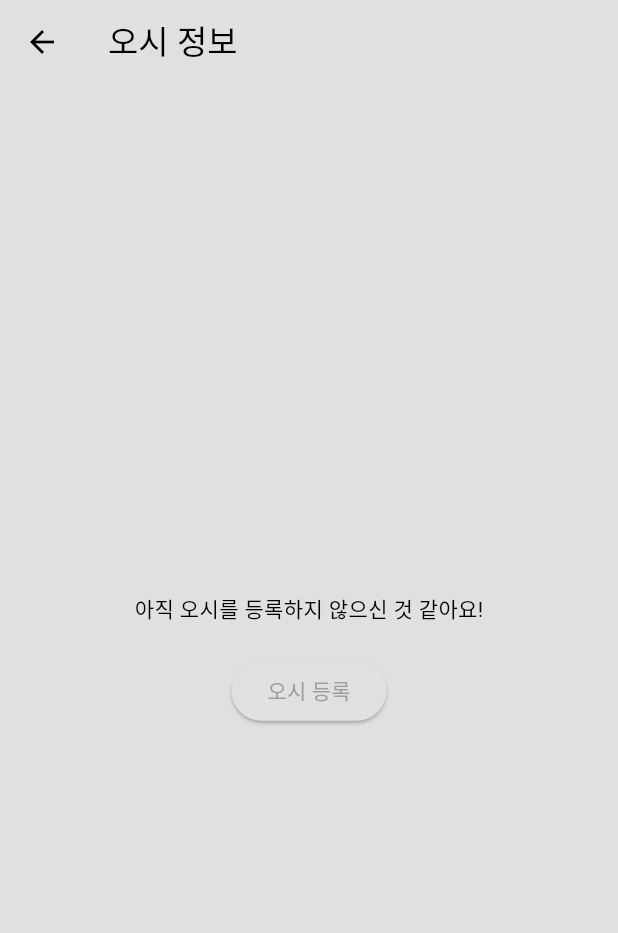
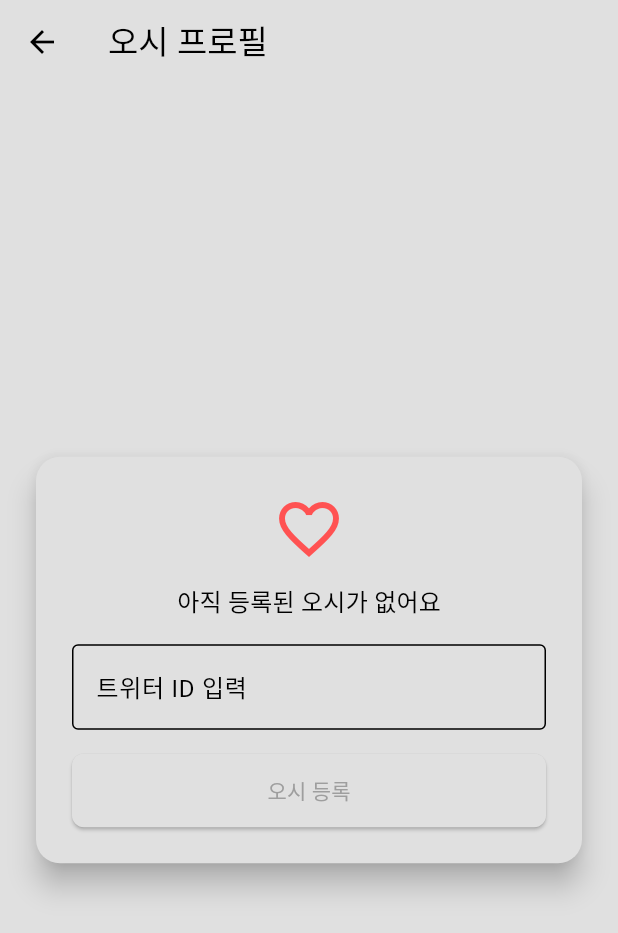
Before and after one commit to Oshinavi/Oshinavi_Client, a Flutter app: the OshiProfilePage screen opened directly, on a phone screen of 412 x 824 dp. Shown: the top 933 px of the screen. Run offline on Flutter 3.47's test engine with Material 3 defaults, Android fonts, the phone set to English and light mode, and no system bars; our stand-ins replace flutter_secure_storage; missing offline and left inert: flutter_inappwebview, flutter_neat_and_clean_calendar, sticky_infinite_list_plus; accounts and stored records are empty; network calls fail.

Commit message:
Update oshi_profile_page.dart UI

```diff
--- a/lib/pages/oshi_profile_page.dart
+++ b/lib/pages/oshi_profile_page.dart
@@ -1,9 +1,8 @@
 import 'package:flutter/material.dart';
+import 'package:provider/provider.dart';
 import 'package:mediaproject/components/bio_box.dart';
-import 'package:mediaproject/pages/oshi_register_page.dart';
 import 'package:mediaproject/services/databases/database_provider.dart';
 import 'package:mediaproject/services/oshi_service.dart';
-import 'package:provider/provider.dart';
 
 class OshiProfilePage extends StatefulWidget {
   const OshiProfilePage({super.key});
@@ -17,24 +16,52 @@ class _OshiProfilePageState extends State<OshiProfilePage> {
   bool _isLoading = true;
   bool _initialized = false;
 
+  // 등록용 컨트롤러 & 로딩 플래그
+  final TextEditingController _registerController = TextEditingController();
+  bool _isRegistering = false;
+
   @override
   void didChangeDependencies() {
     super.didChangeDependencies();
     if (!_initialized) {
       _initialized = true;
-      Future.microtask(() => loadOshi());
+      Future.microtask(loadOshi);
     }
   }
 
   Future<void> loadOshi() async {
-    setState(() => _isLoading = true);
+    setState(() {
+      _isLoading = true;
+    });
     final result = await OshiService().getOshi();
-
-    if (mounted) {
+    if (!mounted) return;
     setState(() {
       _isLoading = false;
       oshi = result.containsKey('error') ? null : result;
     });
+  }
+
+  Future<void> _registerOshi() async {
+    final inputId = _registerController.text.trim();
+    if (inputId.isEmpty) return;
+
+    setState(() {
+      _isRegistering = true;
+    });
+    final result = await OshiService().registerOshi(inputId);
+    setState(() {
+      _isRegistering = false;
+    });
+
+    if (result.containsKey('error')) {
+      ScaffoldMessenger.of(context).showSnackBar(
+        const SnackBar(content: Text("존재하지 않는 ID입니다. 다시 한 번 확인해 주세요")),
+      );
+    } else {
+      ScaffoldMessenger.of(context).showSnackBar(
+        const SnackBar(content: Text("최애 등록에 성공했어요!")),
+      );
+      await loadOshi();
     }
   }
 
@@ -46,47 +73,81 @@ class _OshiProfilePageState extends State<OshiProfilePage> {
   @override
   Widget build(BuildContext context) {
     final theme = Theme.of(context);
-    final oshiProvider = Provider.of<DatabaseProvider>(context, listen: false);
 
+    // 1) 로딩 중
     if (_isLoading) {
       return const Scaffold(
         body: Center(child: CircularProgressIndicator()),
       );
     }
 
+    // 2) 등록된 오시가 없을 때 → 인라인 입력 UI
     if (oshi == null) {
       return Scaffold(
-        appBar: AppBar(title: const Text("오시 정보")),
+        appBar: AppBar(title: const Text("오시 프로필")),
         body: Center(
+          child: Card(
+            elevation: 8,
+            shape: RoundedRectangleBorder(
+              borderRadius: BorderRadius.circular(16),
+            ),
+            margin: const EdgeInsets.symmetric(horizontal: 24),
+            child: Padding(
+              padding: const EdgeInsets.all(24.0),
               child: Column(
                 mainAxisSize: MainAxisSize.min,
                 children: [
-              const Text("아직 오시를 등록하지 않으신 것 같아요!"),
-              const SizedBox(height: 20),
-              ElevatedButton(
-                onPressed: () {
-                  Navigator.of(context).pushReplacement(
-                    MaterialPageRoute(builder: (_) => const OshiRegisterPage()),
-                  );
-                },
-                child: const Text("오시 등록"),
+                  const Icon(Icons.favorite_border, size: 48, color: Colors.redAccent),
+                  const SizedBox(height: 12),
+                  Text("아직 등록된 오시가 없어요", style: theme.textTheme.titleMedium),
+                  const SizedBox(height: 16),
+                  TextField(
+                    controller: _registerController,
+                    decoration: const InputDecoration(
+                      labelText: "트위터 ID 입력",
+                      hintText: "예: my_favorite_id",
+                      border: OutlineInputBorder(),
+                    ),
+                  ),
+                  const SizedBox(height: 16),
+                  SizedBox(
+                    width: double.infinity,
+                    child: ElevatedButton(
+                      onPressed: _isRegistering ? null : _registerOshi,
+                      style: ElevatedButton.styleFrom(
+                        shape: RoundedRectangleBorder(
+                          borderRadius: BorderRadius.circular(8),
+                        ),
+                        padding: const EdgeInsets.symmetric(vertical: 14),
+                      ),
+                      child: _isRegistering
+                          ? const SizedBox(
+                        height: 20,
+                        width: 20,
+                        child: CircularProgressIndicator(strokeWidth: 2, color: Colors.white),
+                      )
+                          : const Text("오시 등록"),
+                    ),
                   ),
                 ],
+              ),
+            ),
           ),
         ),
       );
     }
 
+    // 3) 등록된 오시가 있을 때 → 프로필 화면
     return FutureBuilder(
-      future: oshiProvider.getUserProfile(oshi!["oshi_tweet_id"]),
+      future: Provider.of<DatabaseProvider>(context, listen: false)
+          .getUserProfile(oshi!["oshi_tweet_id"]),
       builder: (context, snapshot) {
         if (snapshot.connectionState == ConnectionState.waiting) {
           return const Scaffold(body: Center(child: CircularProgressIndicator()));
         }
-
         if (!snapshot.hasData || snapshot.data == null) {
           return Scaffold(
-            appBar: AppBar(title: const Text("오시 정보")),
+            appBar: AppBar(title: const Text("오시 프로필")),
             body: const Center(child: Text("오시 정보를 불러오는 데 실패했습니다.")),
           );
         }
@@ -117,13 +178,11 @@ class _OshiProfilePageState extends State<OshiProfilePage> {
                           ? Image.network(
                         bannerUrl,
                         fit: BoxFit.cover,
-                        errorBuilder: (_, __, ___) => Container(
-                          color: theme.colorScheme.surfaceVariant,
-                        ),
+                        errorBuilder: (_, __, ___) =>
+                            Container(color: theme.colorScheme.surfaceVariant),
                       )
                           : Container(color: theme.colorScheme.surfaceVariant),
                     ),
-
                     // 프로필 이미지
                     Positioned(
                       bottom: -40,
@@ -131,9 +190,8 @@ class _OshiProfilePageState extends State<OshiProfilePage> {
                       child: CircleAvatar(
                         radius: 48,
                         backgroundColor: Colors.white,
-                        backgroundImage: profileImageUrl != null
-                            ? NetworkImage(profileImageUrl)
-                            : null,
+                        backgroundImage:
+                        profileImageUrl != null ? NetworkImage(profileImageUrl) : null,
                         child: profileImageUrl == null
                             ? Icon(Icons.person,
                             size: 48, color: theme.colorScheme.primary)
@@ -143,7 +201,6 @@ class _OshiProfilePageState extends State<OshiProfilePage> {
                   ],
                 ),
                 const SizedBox(height: 60),
-
                 // 유저 정보
                 Padding(
                   padding: const EdgeInsets.symmetric(horizontal: 20.0),
```
Lines whose indentation alone changed are shown as unchanged.
